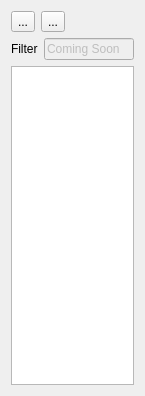
eigenbom/MQ-Sprite, file src/partlist.ui: the form before one commit.
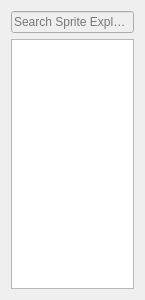
The form after the commit. Icons and pictures are not drawn. Custom widgets are drawn as their Qt base class.

The edit to the form file:
```diff
--- a/src/partlist.ui
+++ b/src/partlist.ui
@@ -7,7 +7,7 @@
     <x>0</x>
     <y>0</y>
     <width>145</width>
-    <height>396</height>
+    <height>300</height>
    </rect>
   </property>
   <property name="sizePolicy">
@@ -27,73 +27,17 @@
   </property>
   <layout class="QVBoxLayout" name="verticalLayout">
    <item>
-    <layout class="QHBoxLayout" name="horizontalLayout">
-     <item>
-      <widget class="QToolButton" name="toolButtonNewPart">
-       <property name="toolTip">
-        <string>New Sprite</string>
-       </property>
-       <property name="text">
-        <string>...</string>
-       </property>
-       <property name="icon">
-        <iconset resource="../icons.qrc">
-         <normaloff>:/icon/icons/browser-new-window-2.png</normaloff>:/icon/icons/browser-new-window-2.png</iconset>
-       </property>
-      </widget>
-     </item>
-     <item>
-      <widget class="QToolButton" name="toolButtonNewFolder">
-       <property name="toolTip">
-        <string>New Folder</string>
-       </property>
-       <property name="text">
-        <string>...</string>
-       </property>
-       <property name="icon">
-        <iconset resource="../icons.qrc">
-         <normaloff>:/icon/icons/folder.png</normaloff>:/icon/icons/folder.png</iconset>
-       </property>
-      </widget>
-     </item>
-     <item>
-      <spacer name="horizontalSpacer">
-       <property name="orientation">
-        <enum>Qt::Horizontal</enum>
-       </property>
-       <property name="sizeHint" stdset="0">
-        <size>
-         <width>40</width>
-         <height>20</height>
-        </size>
-       </property>
-      </spacer>
-     </item>
-    </layout>
-   </item>
-   <item>
-    <layout class="QHBoxLayout" name="horizontalLayout_2">
-     <property name="topMargin">
-      <number>0</number>
+    <widget class="QLineEdit" name="lineEditFilter">
+     <property name="enabled">
+      <bool>false</bool>
      </property>
-     <item>
-      <widget class="QLabel" name="label">
-       <property name="text">
-        <string>Filter</string>
-       </property>
-      </widget>
-     </item>
-     <item>
-      <widget class="QLineEdit" name="lineEditFilter">
-       <property name="enabled">
-        <bool>false</bool>
-       </property>
-       <property name="text">
-        <string>Coming Soon</string>
-       </property>
-      </widget>
-     </item>
-    </layout>
+     <property name="text">
+      <string/>
+     </property>
+     <property name="placeholderText">
+      <string>Search Sprite Explorer</string>
+     </property>
+    </widget>
    </item>
    <item>
     <widget class="AssetTreeWidget" name="assetTree">
```
Left out of the diff: 4 changed lines with no effect on the pictures.
